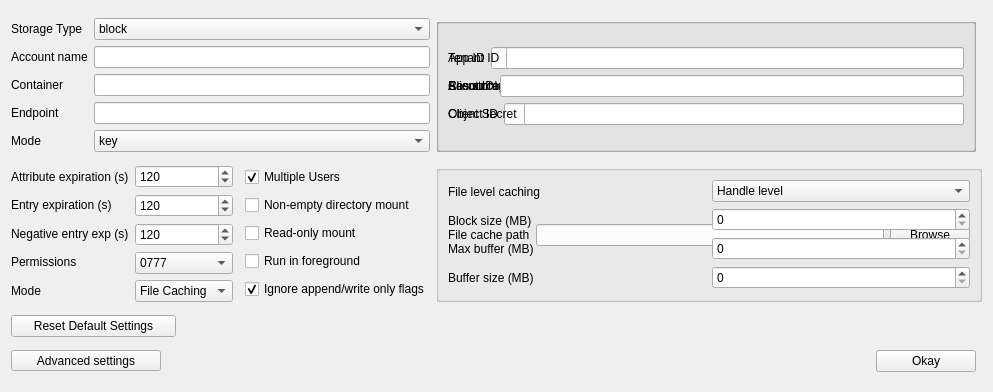
First picture: the form in gui/azure_config_common.ui, repository Seagate/cloudfuse, before the edit.
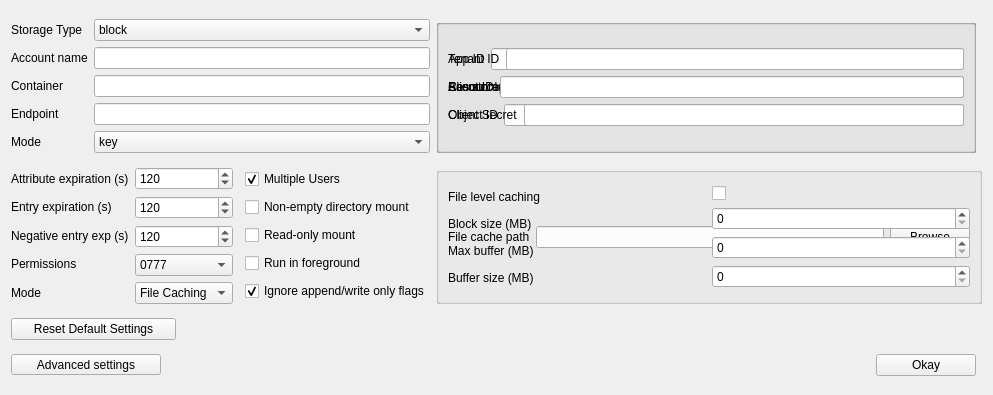
Second picture: the form after the edit.

Commit message: Azure common config yaml support + cleanup

```diff
--- a/gui/azure_config_common.ui
+++ b/gui/azure_config_common.ui
@@ -7,7 +7,7 @@
     <x>0</x>
     <y>0</y>
     <width>993</width>
-    <height>392</height>
+    <height>395</height>
    </rect>
   </property>
   <property name="windowTitle">
@@ -302,17 +302,10 @@
         <item>
          <layout class="QVBoxLayout" name="verticalLayout_5">
           <item>
-           <widget class="QComboBox" name="dropDown_streaming_fileCachingLevel">
-            <item>
+           <widget class="QCheckBox" name="checkbox_streaming_fileCachingLevel">
              <property name="text">
-              <string>Handle level</string>
-             </property>
-            </item>
-            <item>
-             <property name="text">
-              <string>File level</string>
-             </property>
-            </item>
+             <string/>
+            </property>
            </widget>
           </item>
           <item>
```
Lines whose indentation alone changed are shown as unchanged. The commit also changes 2 other files.
